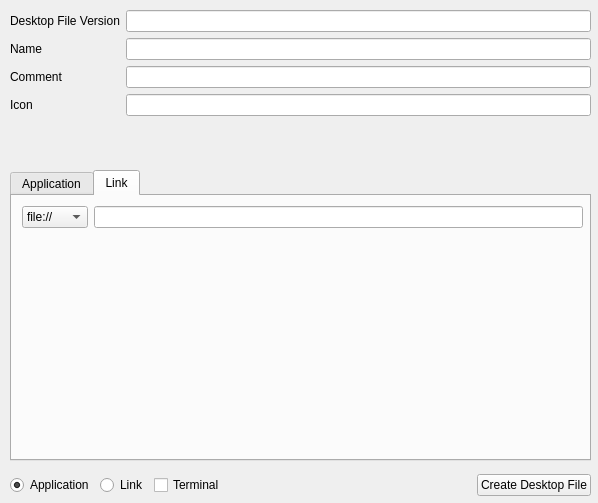
stephenmac7/desktop-creator, file main_gui.ui: the form before one commit.
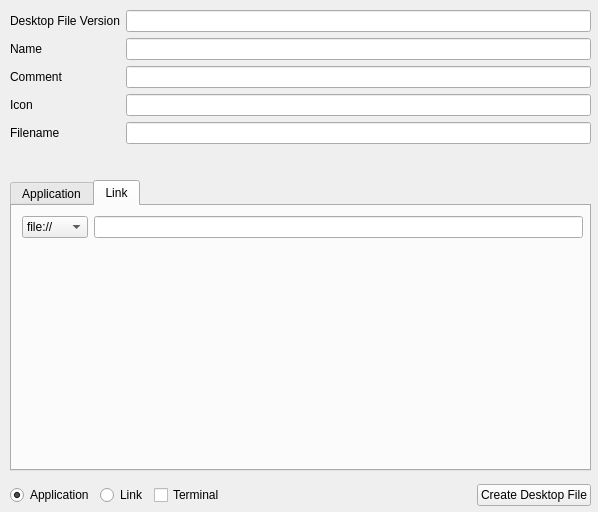
The form after the commit. The open tabs and pages were chosen to show the change.

Commit message: Made it actually work :)

Patch:
```diff
--- a/main_gui.ui
+++ b/main_gui.ui
@@ -7,7 +7,7 @@
     <x>0</x>
     <y>0</y>
     <width>598</width>
-    <height>503</height>
+    <height>512</height>
    </rect>
   </property>
   <property name="windowTitle">
@@ -19,7 +19,7 @@
      <x>10</x>
      <y>10</y>
      <width>581</width>
-     <height>141</height>
+     <height>161</height>
     </rect>
    </property>
    <layout class="QFormLayout" name="formLayout">
@@ -78,13 +78,26 @@
     <item row="3" column="1">
      <widget class="QLineEdit" name="iconEdit"/>
     </item>
+    <item row="4" column="0">
+     <widget class="QLabel" name="label">
+      <property name="toolTip">
+       <string>&lt;html&gt;&lt;head/&gt;&lt;body&gt;&lt;p&gt;Name and path of the end file. You may use tildes but they will be translated into /home/youruser because desktop files do &lt;span style=&quot; font-weight:600;&quot;&gt;not&lt;/span&gt; support them.&lt;/p&gt;&lt;/body&gt;&lt;/html&gt;</string>
+      </property>
+      <property name="text">
+       <string>Filename</string>
+      </property>
+     </widget>
+    </item>
+    <item row="4" column="1">
+     <widget class="QLineEdit" name="filenameEdit"/>
+    </item>
    </layout>
   </widget>
   <widget class="QTabWidget" name="tabWidget">
    <property name="geometry">
     <rect>
      <x>10</x>
-     <y>170</y>
+     <y>180</y>
      <width>581</width>
      <height>291</height>
     </rect>
@@ -330,7 +343,7 @@
    <property name="geometry">
     <rect>
      <x>10</x>
-     <y>470</y>
+     <y>480</y>
      <width>581</width>
      <height>31</height>
     </rect>
```
Left out of the diff: 4 changed lines with no effect on the pictures. The commit also changes 2 other files.
